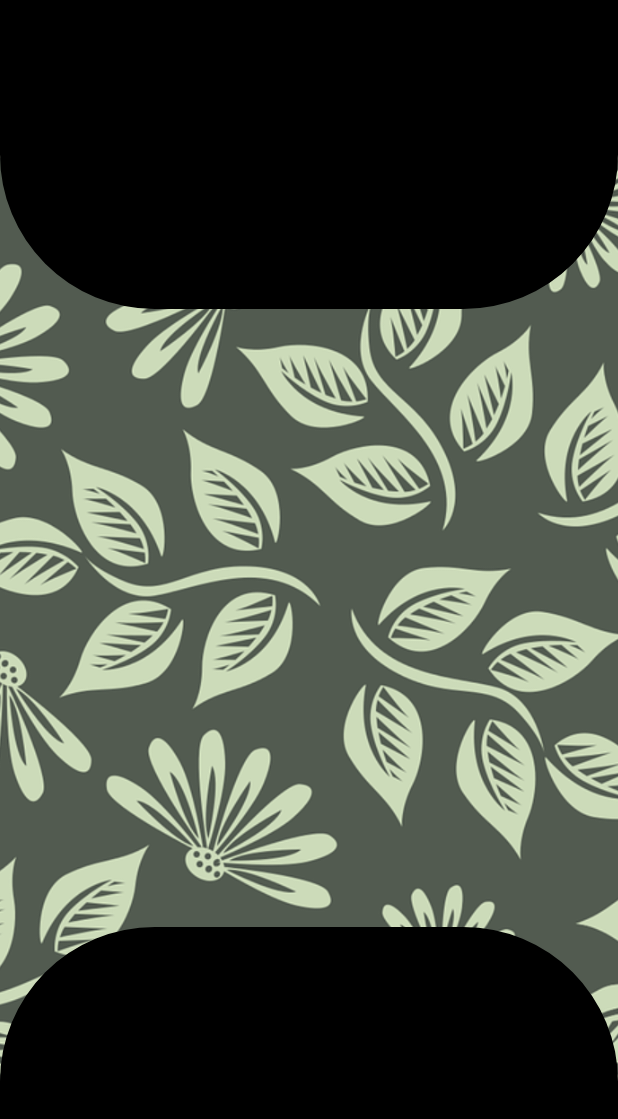
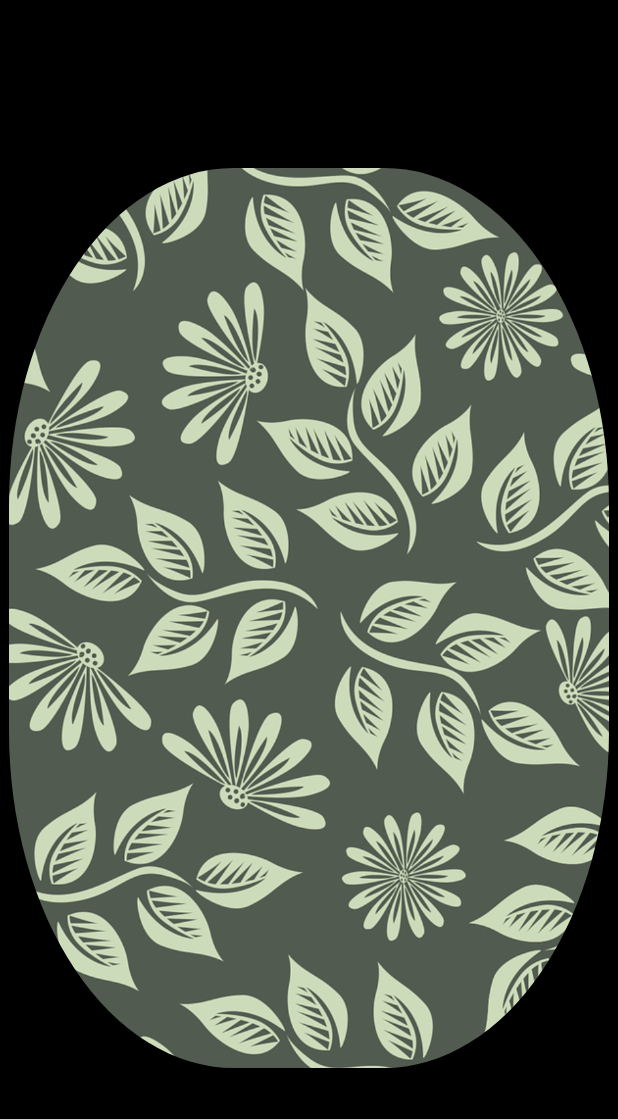
Before and after one commit to stelladk/ArcLibrary, an Android app: the screen it shows after launch (MainActivity), on a phone screen of 412 x 824 dp. Shown: the top 1119 px of the screen. Run offline under Robolectric (Android 15) with nearby library versions, the phone set to English and light mode, and no system bars.

Commit message:
Changed default radius

```diff
--- a/ArcLib/src/main/java/com/stella/arclib/ArcLayout.java
+++ b/ArcLib/src/main/java/com/stella/arclib/ArcLayout.java
@@ -27,6 +27,7 @@ class ArcLayout extends FrameLayout {
 
     private int topLeftArc, topRightArc, bottomLeftArc, bottomRightArc;
     private int topLeftOuterAxis, topRightOuterAxis, bottomLeftOuterAxis, bottomRightOuterAxis;
+    private float topLeftRadius, topRightRadius, bottomLeftRadius, bottomRightRadius;
 
     public ArcLayout(@NonNull Context context) {
         super(context);
@@ -55,6 +56,11 @@ class ArcLayout extends FrameLayout {
             this.topRightOuterAxis = a.getInteger(R.styleable.ArcLayout_TopRightOuterAxis, ArcShape.Y_AXIS);
             this.bottomLeftOuterAxis = a.getInteger(R.styleable.ArcLayout_BottomLeftOuterAxis, ArcShape.Y_AXIS);
             this.bottomRightOuterAxis = a.getInteger(R.styleable.ArcLayout_BottomRightOuterAxis, ArcShape.X_AXIS);
+
+            this.topLeftRadius = a.getDimension(R.styleable.ArcLayout_TopLeftRadius, -1);
+            this.topRightRadius = a.getDimension(R.styleable.ArcLayout_TopRightRadius, -1);
+            this.bottomLeftRadius = a.getDimension(R.styleable.ArcLayout_BottomLeftRadius, -1);
+            this.bottomRightRadius = a.getDimension(R.styleable.ArcLayout_BottomRightRadius, -1);
         }finally {
             a.recycle();
         }
@@ -115,7 +121,8 @@ class ArcLayout extends FrameLayout {
         paint.setXfermode(new PorterDuffXfermode(PorterDuff.Mode.CLEAR));
 
         ArcShape shape = new ArcShape(topLeftArc, topRightArc, bottomLeftArc, bottomRightArc,
-                topLeftOuterAxis, topRightOuterAxis, bottomLeftOuterAxis, bottomRightOuterAxis);
+                topLeftOuterAxis, topRightOuterAxis, bottomLeftOuterAxis, bottomRightOuterAxis,
+                topLeftRadius, topRightRadius, bottomLeftRadius, bottomRightRadius);
         shape.draw(canvas, paint);
 
         return mask;
--- a/ArcLib/src/main/java/com/stella/arclib/ArcShape.java
+++ b/ArcLib/src/main/java/com/stella/arclib/ArcShape.java
@@ -21,10 +21,12 @@ class ArcShape extends Shape {
 
     private int topLeftArc, topRightArc, bottomLeftArc, bottomRightArc;
     private int topLeftOuterAxis, topRightOuterAxis, bottomLeftOuterAxis, bottomRightOuterAxis;
+    private float topLeftRadius, topRightRadius, bottomLeftRadius, bottomRightRadius;
 
     private int left, top, right, bottom;
     private int width, height;
     private int xCenter, yCenter;
+    private int xRadius, yRadius;
 
     public ArcShape(int topLeftArc, int topRightArc, int bottomLeftArc, int bottomRightArc) {
         this.topLeftArc = topLeftArc;
@@ -35,6 +37,7 @@ class ArcShape extends Shape {
         this.topRightOuterAxis = Y_AXIS;
         this.bottomLeftOuterAxis = Y_AXIS;
         this.bottomRightOuterAxis = X_AXIS;
+        this.topLeftRadius=this.topRightRadius=this.bottomLeftRadius=this.bottomRightRadius=-1;
     }
 
     public ArcShape(int topLeftArc, int topRightArc, int bottomLeftArc, int bottomRightArc, int topLeftOuterAxis, int topRightOuterAxis, int bottomLeftOuterAxis, int bottomRightOuterAxis) {
@@ -46,6 +49,22 @@ class ArcShape extends Shape {
         this.topRightOuterAxis = topRightOuterAxis;
         this.bottomLeftOuterAxis = bottomLeftOuterAxis;
         this.bottomRightOuterAxis = bottomRightOuterAxis;
+        this.topLeftRadius=this.topRightRadius=this.bottomLeftRadius=this.bottomRightRadius=-1;
+    }
+
+    public ArcShape(int topLeftArc, int topRightArc, int bottomLeftArc, int bottomRightArc, int topLeftOuterAxis, int topRightOuterAxis, int bottomLeftOuterAxis, int bottomRightOuterAxis, float topLeftRadius, float topRightRadius, float bottomLeftRadius, float bottomRightRadius) {
+        this.topLeftArc = topLeftArc;
+        this.topRightArc = topRightArc;
+        this.bottomLeftArc = bottomLeftArc;
+        this.bottomRightArc = bottomRightArc;
+        this.topLeftOuterAxis = topLeftOuterAxis;
+        this.topRightOuterAxis = topRightOuterAxis;
+        this.bottomLeftOuterAxis = bottomLeftOuterAxis;
+        this.bottomRightOuterAxis = bottomRightOuterAxis;
+        this.topLeftRadius = topLeftRadius;
+        this.topRightRadius = topRightRadius;
+        this.bottomLeftRadius = bottomLeftRadius;
+        this.bottomRightRadius = bottomRightRadius;
     }
 
     @RequiresApi(api = Build.VERSION_CODES.LOLLIPOP)
@@ -70,13 +89,13 @@ class ArcShape extends Shape {
             path.lineTo(left, top);
             path.lineTo(left, yCenter);
         }else if(topLeftArc == INNER){
-            path.arcTo(new RectF(left, top, xCenter, yCenter), -90, -90);
+            path.arcTo(new RectF(left, top, left+xRadius*2, top+yRadius*2), -90, -90);
         }else if(topLeftArc == OUTER){
             if(topLeftOuterAxis == X_AXIS){
-                path.lineTo(left-width/2, top);
-                path.arcTo(new RectF(left-width/2, top, left, yCenter), -90, 90);
+                path.lineTo(left-xRadius*2, top);
+                path.arcTo(new RectF(left-xRadius*2, top, left, top+xRadius*2), -90, 90);
             }else if(topLeftOuterAxis == Y_AXIS){
-                path.arcTo(new RectF(left, top-height/2, xCenter, top), 90, 90);
+                path.arcTo(new RectF(left, top-yRadius*2, left+yRadius*2, top), 90, 90);
                 path.lineTo(left, yCenter);
             }
         } //end at (left, yCenter)
@@ -86,13 +105,13 @@ class ArcShape extends Shape {
             path.lineTo(left, bottom);
             path.lineTo(xCenter, bottom);
         }else if(bottomLeftArc == INNER){
-            path.arcTo(new RectF(left, yCenter, xCenter, bottom), 180, -90);
+            path.arcTo(new RectF(left, bottom-yRadius*2, left+xRadius*2, bottom), 180, -90);
         }else if(bottomLeftArc == OUTER){
             if(bottomLeftOuterAxis == Y_AXIS){
-                path.lineTo(left, bottom+height/2);
-                path.arcTo(new RectF(left, bottom, xCenter, bottom+height/2), 180, 90);
+                path.lineTo(left, bottom+yRadius*2);
+                path.arcTo(new RectF(left, bottom, left+yRadius*2, bottom+yRadius*2), 180, 90);
             }else if(bottomLeftOuterAxis == X_AXIS){
-                path.arcTo(new RectF(left-width/2, yCenter, left, bottom), 0, 90);
+                path.arcTo(new RectF(left-xRadius*2, bottom-xRadius*2, left, bottom), 0, 90);
                 path.lineTo(xCenter, bottom);
             }
         }//end at (xCenter, bottom)
@@ -102,13 +121,13 @@ class ArcShape extends Shape {
             path.lineTo(right, bottom);
             path.lineTo(right, yCenter);
         }else if(bottomRightArc == INNER){
-            path.arcTo(new RectF(xCenter, yCenter, right, bottom), 90, -90);
+            path.arcTo(new RectF(right-xRadius*2, bottom-yRadius*2, right, bottom), 90, -90);
         }else if(bottomRightArc == OUTER){
             if(bottomRightOuterAxis == X_AXIS){
-                path.lineTo(right+width/2, bottom);
-                path.arcTo(new RectF(right, yCenter, right+width/2, bottom), 90, 90);
+                path.lineTo(right+xRadius*2, bottom);
+                path.arcTo(new RectF(right, bottom-xRadius*2, right+xRadius*2, bottom), 90, 90);
             }else if(bottomRightOuterAxis == Y_AXIS){
-                path.arcTo(new RectF(xCenter, bottom, right, bottom+height/2), -90, 90);
+                path.arcTo(new RectF(right-yRadius*2, bottom, right, bottom+yRadius*2), -90, 90);
                 path.lineTo(right, yCenter);
             }
         }//end at (right, yCenter)
@@ -118,13 +137,13 @@ class ArcShape extends Shape {
             path.lineTo(right, top);
             path.lineTo(xCenter, top);
         }else if(topRightArc == INNER){
-            path.arcTo(new RectF(xCenter, top, right, yCenter), 0, -90);
+            path.arcTo(new RectF(right-xRadius*2, top, right, top+yRadius*2), 0, -90);
         }else if(topRightArc == OUTER){
             if(topRightOuterAxis == Y_AXIS){
-                path.lineTo(right, top-height/2);
-                path.arcTo(new RectF(xCenter, top-height/2, right, top), 0, 90);
+                path.lineTo(right, top-yRadius*2);
+                path.arcTo(new RectF(right-yRadius*2, top-yRadius*2, right, top), 0, 90);
             }else if(topRightOuterAxis == X_AXIS){
-                path.arcTo(new RectF(right, top, right+width/2, yCenter), 180, 90);
+                path.arcTo(new RectF(right, top, right+xRadius*2, top+xRadius*2), 180, 90);
                 path.lineTo(xCenter, top);
             }
         }//end at (xCenter, top)
@@ -153,6 +172,11 @@ class ArcShape extends Shape {
 
         xCenter = left+width/2;
         yCenter = top+height/2;
+
+        xRadius = width*3/8;
+        yRadius = height*3/8;
+
+//        if(topLeftRadius == -1) topLeftRadius =
     }
 
 }
--- a/ArcLib/src/main/res/values/attrs.xml
+++ b/ArcLib/src/main/res/values/attrs.xml
@@ -37,5 +37,9 @@
             <enum name="x_axis" value="0"/>
             <enum name="y_axis" value="1"/>
         </attr>
+        <attr name="TopLeftRadius" format="dimension"/>
+        <attr name="TopRightRadius" format="dimension"/>
+        <attr name="BottomLeftRadius" format="dimension"/>
+        <attr name="BottomRightRadius" format="dimension"/>
     </declare-styleable>
 </resources>
--- a/app/src/main/res/layout/activity_main.xml
+++ b/app/src/main/res/layout/activity_main.xml
@@ -45,15 +45,17 @@
 
     <com.stella.arclib.ArcLayout
         android:id="@+id/centerView"
-        android:layout_width="match_parent"
-        android:layout_height="match_parent"
-        app:TopLeftArc="outer"
-        app:TopLeftOuterAxis="y_axis"
-        app:TopRightArc="outer"
-        app:BottomLeftArc="outer"
+        android:layout_width="400dp"
+        android:layout_height="600dp"
+        app:TopLeftArc="inner"
+        app:TopLeftOuterAxis="x_axis"
+        app:TopRightArc="inner"
+        app:TopRightOuterAxis="x_axis"
+        app:BottomLeftArc="inner"
         app:BottomLeftOuterAxis="y_axis"
-        app:BottomRightArc="outer"
-        app:BottomRightOuterAxis="y_axis"
+        app:BottomRightArc="inner"
+        app:BottomRightOuterAxis="x_axis"
+        app:TopLeftRadius="100dp"
         app:background="@android:color/white"
         app:layout_constraintLeft_toLeftOf="parent"
         app:layout_constraintRight_toRightOf="parent"
```
